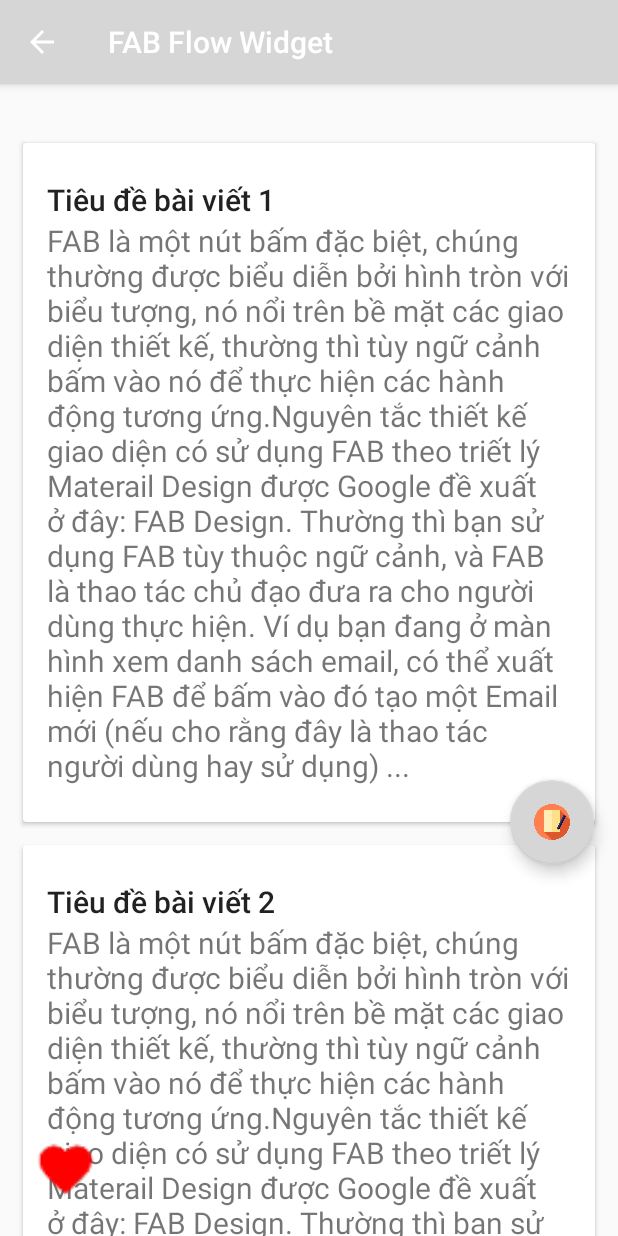
After one commit to minhtuannb287/android-itplus, an Android app: the FabFlowWidgetActivity screen opened directly, with no data from a screen before it, on a phone screen of 412 x 824 dp. The commit adds this screen. Run offline under Robolectric (Android 15) with nearby library versions, the phone set to English and light mode, and no system bars; our stand-ins replace CircleImageView.

Commit message:
Thêm CoordinatorLayout demo 2

```diff
--- a/MyApplication/app/build.gradle
+++ b/MyApplication/app/build.gradle
@@ -40,4 +40,6 @@ dependencies {
     implementation "androidx.recyclerview:recyclerview:1.0.0"
     implementation "androidx.cardview:cardview:1.0.0"
     implementation 'com.squareup.picasso:picasso:2.71828'
+
+    implementation 'de.hdodenhof:circleimageview:3.0.0'
 }
--- a/MyApplication/app/src/main/AndroidManifest.xml
+++ b/MyApplication/app/src/main/AndroidManifest.xml
@@ -15,7 +15,10 @@
         android:supportsRtl="true"
         android:theme="@style/AppTheme"
         android:usesCleartextTraffic="true">
-        <activity android:name=".EbookFormActivity"></activity>
+        <activity android:name=".FabFlowWidgetActivity"></activity>
+        <activity android:name=".CoordinatorLayout2Activity" />
+        <activity android:name=".SnackbarFabActivity" />
+        <activity android:name=".EbookFormActivity" />
         <activity android:name=".HorizontalListviewDemoActivity" />
         <activity android:name=".CardViewActivity" />
         <activity android:name=".CircleLayoutActivity" />
--- /dev/null
+++ b/MyApplication/app/src/main/java/vn/edu/itplus_academy/myapplication/FabFlowWidgetActivity.java
@@ -0,0 +1,76 @@
+package vn.edu.itplus_academy.myapplication;
+
+import androidx.appcompat.app.AppCompatActivity;
+import androidx.coordinatorlayout.widget.CoordinatorLayout;
+
+import android.os.Bundle;
+import android.view.View;
+import android.widget.Button;
+import android.widget.Toast;
+
+import com.google.android.material.floatingactionbutton.FloatingActionButton;
+import com.google.android.material.snackbar.Snackbar;
+
+public class FabFlowWidgetActivity extends AppCompatActivity {
+
+    private View mShowSnackbarButton;
+    private CoordinatorLayout mCoordinatorLayout;
+    private FloatingActionButton fab;
+
+    @Override
+    protected void onCreate(Bundle savedInstanceState) {
+        super.onCreate(savedInstanceState);
+        setContentView(R.layout.activity_fab_flow_widget);
+
+        setTitle("FAB Flow Widget");
+
+        getSupportActionBar().setDisplayHomeAsUpEnabled(true);
+        getSupportActionBar().setHomeButtonEnabled(true);
+
+        mCoordinatorLayout = (CoordinatorLayout) findViewById(R.id.coordinatorLayout);
+
+        mShowSnackbarButton = findViewById(R.id.btnCircleImageView);
+        mShowSnackbarButton.setOnClickListener(new View.OnClickListener() {
+            @Override
+            public void onClick(View view) {
+                Snackbar.make(mCoordinatorLayout,
+                        "Like clicked", Snackbar.LENGTH_LONG)
+                        .setAction("CLOSE", new View.OnClickListener() {
+                            @Override
+                            public void onClick(View v) {
+                                // Custom action
+                            }
+                        }).show();
+
+
+            }
+        });
+
+        fab = findViewById(R.id.fab);
+        fab.setOnClickListener(new View.OnClickListener() {
+            @Override
+            public void onClick(View view) {
+                Snackbar.make(mCoordinatorLayout,
+                        "Fab clicked", Snackbar.LENGTH_LONG)
+                        .setAction("CLOSE", new View.OnClickListener() {
+                            @Override
+                            public void onClick(View v) {
+                                // Custom action
+                            }
+                        }).show();
+            }
+        });
+    }
+
+    public void btn_onClick(View view){
+        Toast.makeText(FabFlowWidgetActivity.this, "Like cliked", Toast.LENGTH_LONG);
+
+    }
+
+    @Override
+    public boolean onSupportNavigateUp() {
+
+        onBackPressed();
+        return true;
+    }
+}
--- a/MyApplication/app/src/main/res/layout/activity_coordinator_layout.xml
+++ b/MyApplication/app/src/main/res/layout/activity_coordinator_layout.xml
@@ -37,6 +37,8 @@
         android:text="This is a TextView in CoordinatorLayout"
         app:layout_anchor="@+id/frID"
         app:layout_anchorGravity="right|bottom"
-        app:layout_behavior="vn.edu.itplus_academy.myapplication.behavior.FirstBehavior" />
+       />
+    <!--app:layout_behavior="vn.edu.itplus_academy.myapplication.behavior.FirstBehavior"-->
+
 
 </androidx.coordinatorlayout.widget.CoordinatorLayout>
--- /dev/null
+++ b/MyApplication/app/src/main/res/layout/activity_fab_flow_widget.xml
@@ -0,0 +1,132 @@
+<?xml version="1.0" encoding="utf-8"?>
+<RelativeLayout xmlns:android="http://schemas.android.com/apk/res/android"
+    xmlns:app="http://schemas.android.com/apk/res-auto"
+    xmlns:tools="http://schemas.android.com/tools"
+    android:layout_width="match_parent"
+    android:layout_height="match_parent"
+    android:fitsSystemWindows="true"
+    tools:context=".FabFlowWidgetActivity">
+
+    <androidx.coordinatorlayout.widget.CoordinatorLayout
+        android:id="@+id/coordinatorLayout"
+        android:layout_width="match_parent"
+        android:layout_height="match_parent">
+
+        <androidx.core.widget.NestedScrollView
+            android:layout_width="match_parent"
+            android:layout_height="match_parent"
+            app:layout_behavior="@string/appbar_scrolling_view_behavior">
+
+            <LinearLayout
+                android:layout_width="match_parent"
+                android:layout_height="match_parent"
+                android:orientation="vertical"
+                android:paddingTop="24dp">
+
+                <androidx.cardview.widget.CardView
+                    android:id="@+id/cardView1"
+                    android:layout_width="match_parent"
+                    android:layout_height="wrap_content"
+                    android:layout_margin="@dimen/card_margin">
+
+                    <LinearLayout
+                        style="@style/Widget.CardContent"
+                        android:layout_width="match_parent"
+                        android:layout_height="wrap_content">
+
+                        <TextView
+                            android:layout_width="match_parent"
+                            android:layout_height="wrap_content"
+                            android:text="@string/first"
+                            android:textAppearance="@style/TextAppearance.AppCompat.Title" />
+
+                        <TextView
+                            android:layout_width="match_parent"
+                            android:layout_height="wrap_content"
+                            android:textSize="20sp"
+                            android:text="@string/long_latin" />
+
+                    </LinearLayout>
+
+                </androidx.cardview.widget.CardView>
+
+                <androidx.cardview.widget.CardView
+                    android:id="@+id/cardView2"
+                    android:layout_width="match_parent"
+                    android:layout_height="wrap_content"
+                    android:layout_marginBottom="@dimen/card_margin"
+                    android:layout_marginLeft="@dimen/card_margin"
+                    android:layout_marginRight="@dimen/card_margin">
+
+                    <LinearLayout
+                        style="@style/Widget.CardContent"
+                        android:layout_width="match_parent"
+                        android:layout_height="wrap_content">
+
+                        <TextView
+                            android:layout_width="match_parent"
+                            android:layout_height="wrap_content"
+                            android:text="@string/second"
+                            android:textAppearance="@style/TextAppearance.AppCompat.Title" />
+
+                        <TextView
+                            android:layout_width="match_parent"
+                            android:layout_height="wrap_content"
+                            android:textSize="20sp"
+                            android:text="@string/long_latin" />
+
+                    </LinearLayout>
+
+                </androidx.cardview.widget.CardView>
+
+                <androidx.cardview.widget.CardView
+                    android:id="@+id/cardView3"
+                    android:layout_width="match_parent"
+                    android:layout_height="wrap_content"
+                    android:layout_marginBottom="@dimen/card_margin"
+                    android:layout_marginLeft="@dimen/card_margin"
+                    android:layout_marginRight="@dimen/card_margin">
+
+                    <LinearLayout
+                        style="@style/Widget.CardContent"
+                        android:layout_width="match_parent"
+                        android:layout_height="wrap_content">
+
+                        <TextView
+                            android:layout_width="match_parent"
+                            android:layout_height="wrap_content"
+                            android:text="@string/third"
+                            android:textAppearance="@style/TextAppearance.AppCompat.Title" />
+
+                        <TextView
+                            android:layout_width="match_parent"
+                            android:layout_height="wrap_content"
+                            android:textSize="20sp"
+                            android:text="@string/long_latin" />
+
+                    </LinearLayout>
+
+                </androidx.cardview.widget.CardView>
+
+            </LinearLayout>
+        </androidx.core.widget.NestedScrollView>
+
+        <com.google.android.material.floatingactionbutton.FloatingActionButton
+            android:id="@+id/fab"
+            android:layout_width="wrap_content"
+            android:layout_height="wrap_content"
+            android:layout_margin="@dimen/activity_horizontal_margin"
+            android:src="@drawable/note_app"
+            app:layout_anchor="@id/cardView1"
+            app:layout_anchorGravity="bottom|end" />
+
+        <de.hdodenhof.circleimageview.CircleImageView
+            android:id="@+id/btnCircleImageView"
+            android:onClick="btn_onClick"
+            android:layout_width="56dp"
+            android:layout_height="56dp"
+            android:layout_margin="@dimen/activity_horizontal_margin"
+            android:src="@drawable/ic_liked"
+            android:layout_gravity="bottom|start"/>
+    </androidx.coordinatorlayout.widget.CoordinatorLayout>
+</RelativeLayout>
--- a/MyApplication/app/src/main/res/values/dimens.xml
+++ b/MyApplication/app/src/main/res/values/dimens.xml
@@ -20,4 +20,7 @@
     <dimen name="navigation_header_height">160dp</dimen>
     <dimen name="navigation_item_height">48dp</dimen>
     <dimen name="navigation_item_icon_size">24dp</dimen>
+
+    <!--Carview-->
+    <dimen name="card_margin">15dp</dimen>
 </resources>
--- a/MyApplication/app/src/main/res/values/strings.xml
+++ b/MyApplication/app/src/main/res/values/strings.xml
@@ -94,6 +94,12 @@
         <item>Giá trị 3</item>
     </string-array>
 
+    <string name="first">Tiêu đề bài viết 1</string>
+    <string name="second">Tiêu đề bài viết 2</string>
+    <string name="third">Tiêu đề bài viết 3</string>
+    <string name="long_latin">
+        FAB là một nút bấm đặc biệt, chúng thường được biểu diễn bởi hình tròn với biểu tượng, nó nổi trên bề mặt các giao diện thiết kế, thường thì tùy ngữ cảnh bấm vào nó để thực hiện các hành động tương ứng.Nguyên tắc thiết kế giao diện có sử dụng FAB theo triết lý Materail Design được Google đề xuất ở đây: FAB Design. Thường thì bạn sử dụng FAB tùy thuộc ngữ cảnh, và FAB là thao tác chủ đạo đưa ra cho người dùng thực hiện. Ví dụ bạn đang ở màn hình xem danh sách email, có thể xuất hiện FAB để bấm vào đó tạo một Email mới (nếu cho rằng đây là thao tác người dùng hay sử dụng) ...
+    </string>
     <!-- TODO: Remove or change this placeholder text -->
     <string name="hello_blank_fragment">Hello blank fragment</string>
 </resources>
--- a/MyApplication/app/src/main/res/values/styles.xml
+++ b/MyApplication/app/src/main/res/values/styles.xml
@@ -29,4 +29,20 @@
         <item name="android:gravity">center</item>
         <item name="android:textSize">15sp</item>
     </style>
+
+    <style name="CardViewStyle" parent="CardView">
+        <item name="android:layout_width">match_parent</item>
+        <item name="android:layout_height">wrap_content</item>
+        <item name="android:layout_margin">8dp</item>
+    </style>
+
+    <style name="Widget.CardContent" parent="android:Widget">
+        <item name="android:layout_width">match_parent</item>
+        <item name="android:layout_height">wrap_content</item>
+        <item name="android:paddingLeft">16dp</item>
+        <item name="android:paddingRight">16dp</item>
+        <item name="android:paddingTop">24dp</item>
+        <item name="android:paddingBottom">24dp</item>
+        <item name="android:orientation">vertical</item>
+    </style>
 </resources>
```
Also changed, not shown: MyApplication/app/src/main/java/vn/edu/itplus_academy/myapplication/CoordinatorLayout2Activity.java (added, +42 -0 lines), MyApplication/app/src/main/java/vn/edu/itplus_academy/myapplication/CoordinatorLayoutActivity.java (+9 -0 lines), MyApplication/app/src/main/java/vn/edu/itplus_academy/myapplication/NavigationDrawActivity.java (+12 -0 lines), MyApplication/app/src/main/java/vn/edu/itplus_academy/myapplication/SnackbarFabActivity.java (added, +52 -0 lines), MyApplication/app/src/main/res/layout/activity_contact.xml (+54 -13 lines), MyApplication/app/src/main/res/layout/activity_coordinator_layout2.xml (added, +27 -0 lines), MyApplication/app/src/main/res/layout/activity_snackbar_fab.xml (added, +29 -0 lines), MyApplication/app/src/main/res/menu/activity_navigation_draw_drawer.xml (+12 -0 lines).
